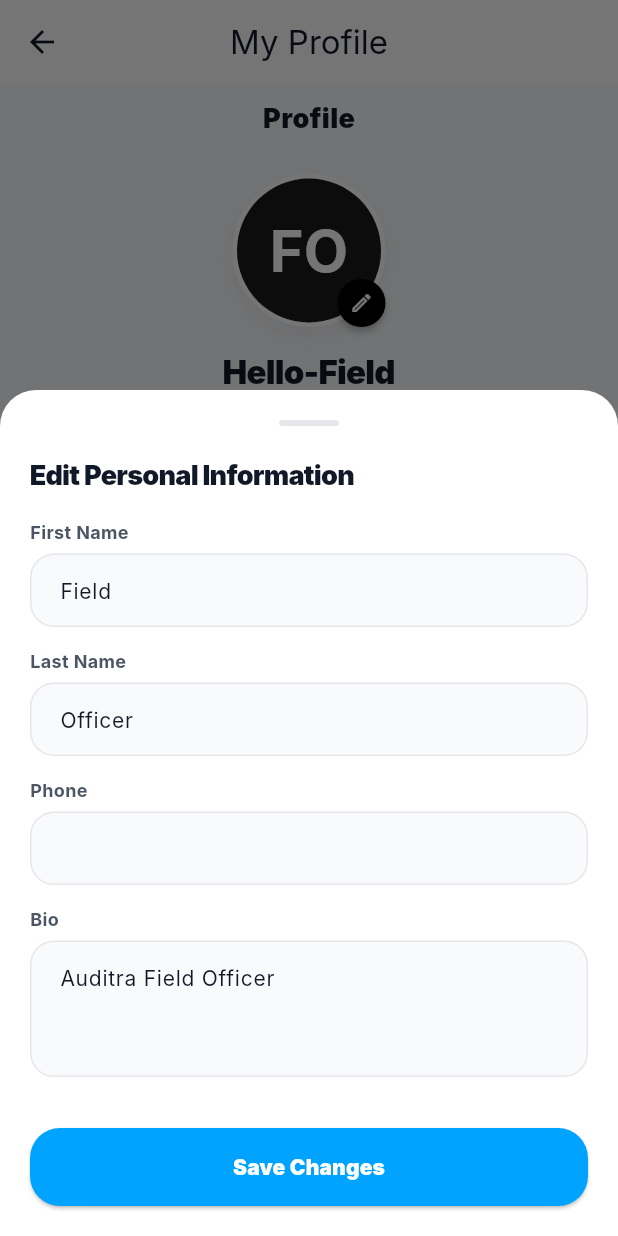
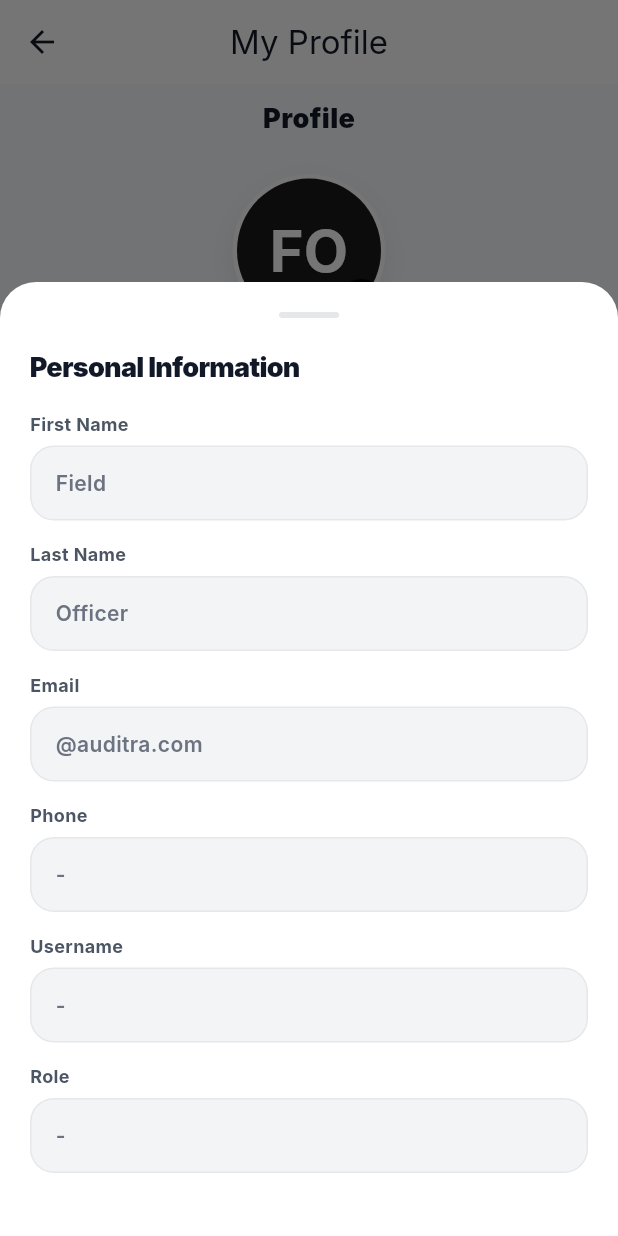
Before and after one commit to Pasidu-Mihiranga/Auditra-CodeCogs, a Flutter app: the ProfileScreen screen opened directly, after a tap on "Personal Information", on a phone screen of 412 x 824 dp. Run offline on Flutter 3.47's test engine with Material 3 defaults, Android fonts, the phone set to English and light mode, and no system bars; our stand-ins replace connectivity_plus, cross_file, device_info_plus, file_picker, fl_chart, flutter_image_compress and 9 more; missing offline and left inert: syncfusion_flutter_pdfviewer; accounts and stored records are empty; network calls fail; Roboto replaces fonts that are missing (Inter).

Commit message:
feat: make mobile profile personal information read-only

```diff
--- a/auditra/lib/screens/profile_screen.dart
+++ b/auditra/lib/screens/profile_screen.dart
@@ -32,8 +32,6 @@ class _ProfileScreenState extends State<ProfileScreen> {
   final _firstNameCtrl = TextEditingController();
   final _lastNameCtrl = TextEditingController();
   final _phoneCtrl = TextEditingController();
-  final _bioCtrl = TextEditingController();
-  bool _saving = false;
   bool _uploading = false;
   String? _avatarUrl;
 
@@ -72,7 +70,6 @@ class _ProfileScreenState extends State<ProfileScreen> {
           _firstNameCtrl.text = (data['first_name'] ?? '').toString();
           _lastNameCtrl.text = (data['last_name'] ?? '').toString();
           _phoneCtrl.text = (profile['phone'] ?? '').toString();
-          _bioCtrl.text = (profile['bio'] ?? '').toString();
           _avatarUrl = profile['profile_image_url']?.toString();
           _loading = false;
         });
@@ -189,29 +186,7 @@ class _ProfileScreenState extends State<ProfileScreen> {
     _firstNameCtrl.dispose();
     _lastNameCtrl.dispose();
     _phoneCtrl.dispose();
-    _bioCtrl.dispose();
     super.dispose();
-  }
-
-  Future<void> _save() async {
-    setState(() { _saving = true; });
-    final result = await ApiService.updateUserProfile({
-      'first_name': _firstNameCtrl.text.trim(),
-      'last_name': _lastNameCtrl.text.trim(),
-      'phone': _phoneCtrl.text.trim(),
-      'bio': _bioCtrl.text.trim(),
-    });
-    if (!mounted) return;
-    setState(() { _saving = false; });
-    if (result['success'] == true) {
-      ScaffoldMessenger.of(context).showSnackBar(
-        const SnackBar(content: Text('Profile updated'), backgroundColor: AppColors.success),
-      );
-    } else {
-      ScaffoldMessenger.of(context).showSnackBar(
-        SnackBar(content: Text(result['message'] ?? 'Update failed'), backgroundColor: AppColors.error),
-      );
-    }
   }
 
   Future<void> _pickAvatar() async {
@@ -636,7 +611,7 @@ class _ProfileScreenState extends State<ProfileScreen> {
                       context: context,
                       icon: Icons.person_outline_rounded,
                       title: 'Personal Information',
-                      subtitle: 'Manage your account details',
+                      subtitle: 'View your account details',
                       isDark: isDark,
                       onTap: () => _showEditProfileDialog(context),
                     ),
@@ -946,13 +921,24 @@ class _ProfileScreenState extends State<ProfileScreen> {
 
   void _showEditProfileDialog(BuildContext context) {
     final isDark = Theme.of(context).brightness == Brightness.dark;
+    final profile = (_profile?['profile'] is Map)
+        ? Map<String, dynamic>.from(_profile!['profile'] as Map)
+        : <String, dynamic>{};
+    final roleInfo = (_profile?['role_info'] is Map)
+        ? Map<String, dynamic>.from(_profile!['role_info'] as Map)
+        : <String, dynamic>{};
+    final firstName = (_profile?['first_name'] ?? '').toString();
+    final lastName = (_profile?['last_name'] ?? '').toString();
+    final email = (_profile?['email'] ?? '').toString();
+    final phone = (profile['phone'] ?? '').toString();
+    final username = (_profile?['username'] ?? '').toString();
+    final role = (roleInfo['role_display'] ?? '').toString();
+
     showModalBottomSheet(
       context: context,
       isScrollControlled: true,
       backgroundColor: Colors.transparent,
       builder: (context) {
-        return StatefulBuilder(
-          builder: (context, setModalState) {
         return Container(
           padding: EdgeInsets.fromLTRB(20, 20, 20, MediaQuery.of(context).viewInsets.bottom + 20),
           decoration: BoxDecoration(
@@ -979,7 +965,7 @@ class _ProfileScreenState extends State<ProfileScreen> {
                 ),
                 const SizedBox(height: 20),
                 Text(
-                      'Edit Personal Information',
+                  'Personal Information',
                   style: TextStyle(
                     fontSize: 18,
                     fontWeight: FontWeight.w900,
@@ -988,57 +974,22 @@ class _ProfileScreenState extends State<ProfileScreen> {
                   ),
                 ),
                 const SizedBox(height: 16),
-                    _modalField('First Name', _firstNameCtrl, isDark),
-                    _modalField('Last Name', _lastNameCtrl, isDark),
-                    _modalField('Phone', _phoneCtrl, isDark),
-                    _modalField('Bio', _bioCtrl, isDark, maxLines: 3),
-                    const SizedBox(height: 20),
-                    SizedBox(
-                      width: double.infinity,
-                      child: ElevatedButton(
-                        onPressed: _saving
-                            ? null
-                            : () async {
-                                setModalState(() => _saving = true);
-                                await _save();
-                                if (context.mounted) {
-                                  Navigator.pop(context);
-                                }
-                              },
-                        style: ElevatedButton.styleFrom(
-                          backgroundColor: AppColors.accent,
-                          foregroundColor: Colors.white,
-                          padding: const EdgeInsets.symmetric(vertical: 16),
-                          shape: RoundedRectangleBorder(
-                            borderRadius: BorderRadius.circular(20),
-                          ),
-                        ),
-                        child: _saving
-                            ? const SizedBox(
-                                height: 20,
-                                width: 20,
-                                child: CircularProgressIndicator(
-                                  strokeWidth: 2,
-                                  color: Colors.white,
-                                ),
-                              )
-                            : const Text(
-                                'Save Changes',
-                                style: TextStyle(fontWeight: FontWeight.w900),
-                              ),
-                      ),
-                    ),
+                _readOnlyField('First Name', firstName, isDark),
+                _readOnlyField('Last Name', lastName, isDark),
+                _readOnlyField('Email', email, isDark),
+                _readOnlyField('Phone', phone, isDark),
+                _readOnlyField('Username', username, isDark),
+                _readOnlyField('Role', role, isDark),
+                const SizedBox(height: 8),
               ],
             ),
           ),
         );
       },
     );
-      },
-    );
   }
 
-  Widget _modalField(String label, TextEditingController ctrl, bool isDark, {int maxLines = 1}) {
+  Widget _readOnlyField(String label, String value, bool isDark) {
     return Padding(
       padding: const EdgeInsets.only(bottom: 14),
       child: Column(
@@ -1053,32 +1004,22 @@ class _ProfileScreenState extends State<ProfileScreen> {
             ),
           ),
           const SizedBox(height: 6),
-          TextField(
-            controller: ctrl,
-            maxLines: maxLines,
-            style: TextStyle(color: isDark ? Colors.white : const Color(0xFF111827), fontSize: 14),
-            decoration: InputDecoration(
-              filled: true,
-              fillColor: isDark ? const Color(0xFF0F172A) : const Color(0xFFF9FAFB),
-              contentPadding: const EdgeInsets.symmetric(horizontal: 16, vertical: 14),
-              border: OutlineInputBorder(
+          Container(
+            width: double.infinity,
+            padding: const EdgeInsets.symmetric(horizontal: 16, vertical: 14),
+            decoration: BoxDecoration(
+              color: isDark ? const Color(0xFF0F172A) : const Color(0xFFF3F4F6),
               borderRadius: BorderRadius.circular(16),
-                borderSide: BorderSide(
+              border: Border.all(
                 color: isDark ? const Color(0xFF334155) : const Color(0xFFE5E7EB),
               ),
             ),
-              enabledBorder: OutlineInputBorder(
-                borderRadius: BorderRadius.circular(16),
-                borderSide: BorderSide(
-                  color: isDark ? const Color(0xFF334155) : const Color(0xFFE5E7EB),
-                ),
-              ),
-              focusedBorder: OutlineInputBorder(
-                borderRadius: BorderRadius.circular(16),
-                borderSide: const BorderSide(
-                  color: AppColors.accent,
-                  width: 2,
-                ),
+            child: Text(
+              value.isEmpty ? '-' : value,
+              style: TextStyle(
+                color: isDark ? const Color(0xFFCBD5E1) : const Color(0xFF6B7280),
+                fontSize: 14,
+                fontWeight: FontWeight.w600,
               ),
             ),
           ),
```
Lines whose indentation alone changed are shown as unchanged.
